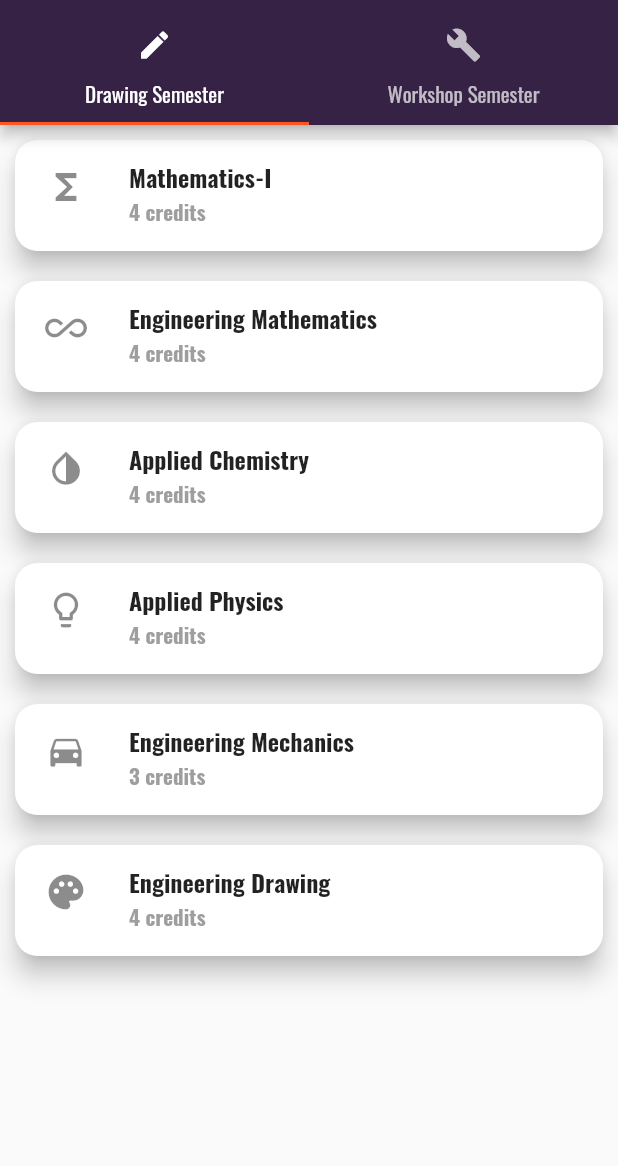
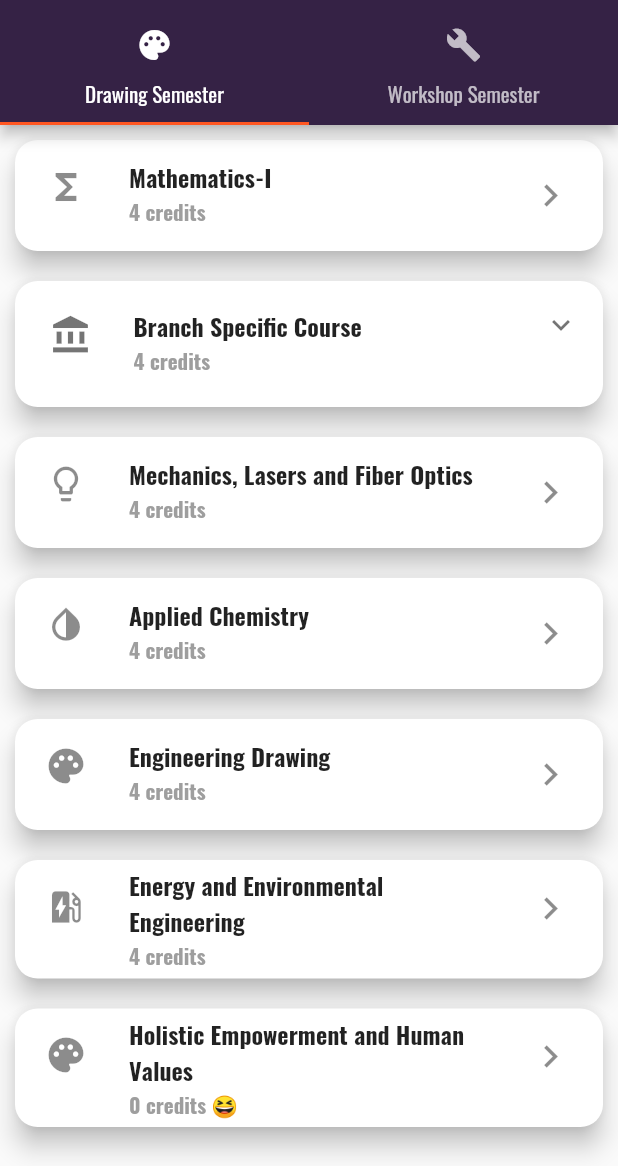
Before and after one commit to godcrampy/svnit-101, a Flutter app: the CurriculumPage screen opened by its route, on a phone screen of 412 x 824 dp, the part 70-1236 px from its top. Run offline on Flutter 3.47's test engine with Material 2 defaults, Android fonts, the light colour scheme and no system bars; our stand-ins replace cloud_firestore, dynamic_theme, photo_view, share; missing offline and left inert: launch_review; accounts and stored records are empty.

Commit message:
Update curriculum

```diff
--- a/lib/pages/curriculum.dart
+++ b/lib/pages/curriculum.dart
@@ -18,7 +18,7 @@ class CurriculumPage extends StatelessWidget {
             bottom: TabBar(
               tabs: <Widget>[
                 Tab(
-                  icon: Icon(Icons.edit),
+                  icon: Icon(Icons.palette),
                   text: 'Drawing Semester',
                 ),
                 Tab(
--- a/lib/pages/helpers/drawing_sem.dart
+++ b/lib/pages/helpers/drawing_sem.dart
@@ -13,9 +13,10 @@ Widget _buildSubjectCard(String name, int credits, IconData icon, String key) {
   return InkWell(
       splashColor: Colors.deepOrange,
       onTap: () {
-        _launchURL('https://github.com/godcrampy/svnit-101-serve/raw/master/' +
-            key +
-            '.pdf');
+        _launchURL(
+            'https://github.com/godcrampy/svnit-101/raw/master/data/drawing-sem/' +
+                key +
+                '.pdf');
       },
       child: Card(
           elevation: 7.0,
@@ -40,13 +41,15 @@ Widget _buildSubjectCard(String name, int credits, IconData icon, String key) {
               ),
               subtitle: Row(
                 children: <Widget>[
-                  Text(credits.toString() + " credits",
+                  Text(
+                      credits != 0
+                          ? credits.toString() + " credits"
+                          : "0 credits 😆",
                       style: TextStyle(
                           color: Colors.grey, fontWeight: FontWeight.bold))
                 ],
               ),
-              trailing: Icon(Icons.keyboard_arrow_right,
-                  color: Colors.white, size: 30.0))));
+              trailing: Icon(Icons.keyboard_arrow_right, size: 30.0))));
 }
 
 class DrawingSem extends StatelessWidget {
@@ -54,18 +57,82 @@ class DrawingSem extends StatelessWidget {
   Widget build(BuildContext context) {
     return ListView(
       children: <Widget>[
-        _buildSubjectCard("Mathematics-I ", 4,
-            Icons.functions, 'civil'),
-        _buildSubjectCard(
-            "Engineering Mathematics", 4, Icons.all_inclusive, 'maths'),
+        _buildSubjectCard("Mathematics-I ", 4, Icons.functions, 'maths'),
+        _buildBranchSpecificCard(),
+        _buildSubjectCard("Mechanics, Lasers and Fiber Optics", 4,
+            Icons.lightbulb_outline, 'mlf'),
         _buildSubjectCard(
             "Applied Chemistry", 4, Icons.invert_colors, 'chemistry'),
-        _buildSubjectCard(
-            "Applied Physics", 4, Icons.lightbulb_outline, 'physics'),
-        _buildSubjectCard(
-            "Engineering Mechanics", 3, Icons.directions_car, 'mechanics'),
-        _buildSubjectCard("Engineering Drawing", 4, Icons.palette, 'drawing')
+        _buildSubjectCard("Engineering Drawing", 4, Icons.palette, 'drawing'),
+        _buildSubjectCard("Energy and Environmental Engineering", 4,
+            Icons.ev_station, 'environment'),
+        _buildSubjectCard("Holistic Empowerment and Human Values", 0,
+            Icons.palette, 'holistic')
       ],
     );
   }
+
+  Widget _buildBranchSpecificCard() {
+    return Card(
+        elevation: 7.0,
+        margin: EdgeInsets.all(10.0),
+        shape: RoundedRectangleBorder(borderRadius: BorderRadius.circular(15)),
+        // margin: EdgeInsets.symmetric(horizontal: 5, vertical: 5),
+        child: ExpansionTile(
+            children: <Widget>[
+              _buildListTile("Civil Engineering", Icons.domain, "civil"),
+              _buildListTile(
+                  "Computer Engineering", Icons.computer, "computers"),
+              _buildListTile(
+                  "Chemical Engineering", Icons.invert_colors, "chemical"),
+              _buildListTile("Electrical and Electronics Engineering",
+                  Icons.power, "electrical-electronics"),
+              _buildListTile(
+                  "Mechanical Engineering", Icons.directions_car, "mechanical"),
+              _buildListTile(
+                  "Applied Chemistry", Icons.ac_unit, "applied-chemistry"),
+              _buildListTile("Applied Mathematics", Icons.all_inclusive,
+                  "applied-maths"),
+              _buildListTile(
+                  "Applied Physics", Icons.flash_on, "applied-physics"),
+            ],
+            title: ListTile(
+              contentPadding:
+                  EdgeInsets.symmetric(horizontal: 7.0, vertical: 1.0),
+              leading: Container(
+                padding: EdgeInsets.only(right: 12.0),
+                decoration: new BoxDecoration(),
+                child: Icon(
+                  Icons.account_balance,
+                  size: 28,
+                ),
+              ),
+              title: Text(
+                "Branch Specific Course",
+                style: TextStyle(fontWeight: FontWeight.bold),
+              ),
+              subtitle: Row(
+                children: <Widget>[
+                  Text("4 credits",
+                      style: TextStyle(
+                          color: Colors.grey, fontWeight: FontWeight.bold))
+                ],
+              ),
+            )));
+  }
+
+  Widget _buildListTile(String title, IconData icon, String key) {
+    return InkWell(
+      onTap: () {
+        _launchURL("https://github.com/godcrampy/svnit-101/raw/master/data/" +
+            key +
+            ".pdf");
+      },
+      child: ListTile(
+        leading: Icon(icon),
+        title: Text(title),
+        trailing: Icon(Icons.keyboard_arrow_right),
+      ),
+    );
+  }
 }
```
Also changed, not shown: lib/pages/helpers/workshop_sem.dart (+81 -16 lines).
